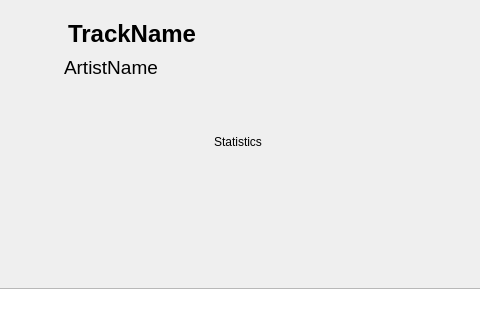
Before: the Qt Designer form src/libtomahawk/widgets/infowidgets/TrackInfoWidget.ui in tomahawk-player/tomahawk, drawn with Qt 5; both pictures show x 224 to 704 and y 0 to 320 of the 965 by 771 pixel window.
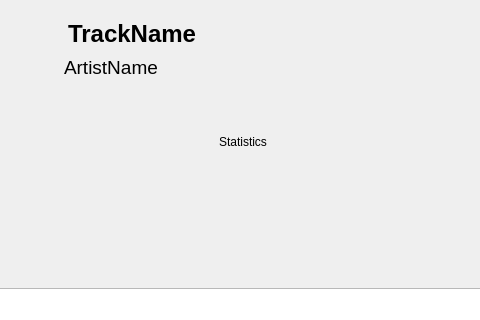
After: the same form once the commit is applied. Custom widgets are drawn as their Qt base class.

Diff of the .ui file:
```diff
--- a/src/libtomahawk/widgets/infowidgets/TrackInfoWidget.ui
+++ b/src/libtomahawk/widgets/infowidgets/TrackInfoWidget.ui
@@ -149,7 +149,7 @@
       <widget class="QWidget" name="statsWidget" native="true">
        <property name="minimumSize">
         <size>
-         <width>450</width>
+         <width>440</width>
          <height>240</height>
         </size>
        </property>
```
